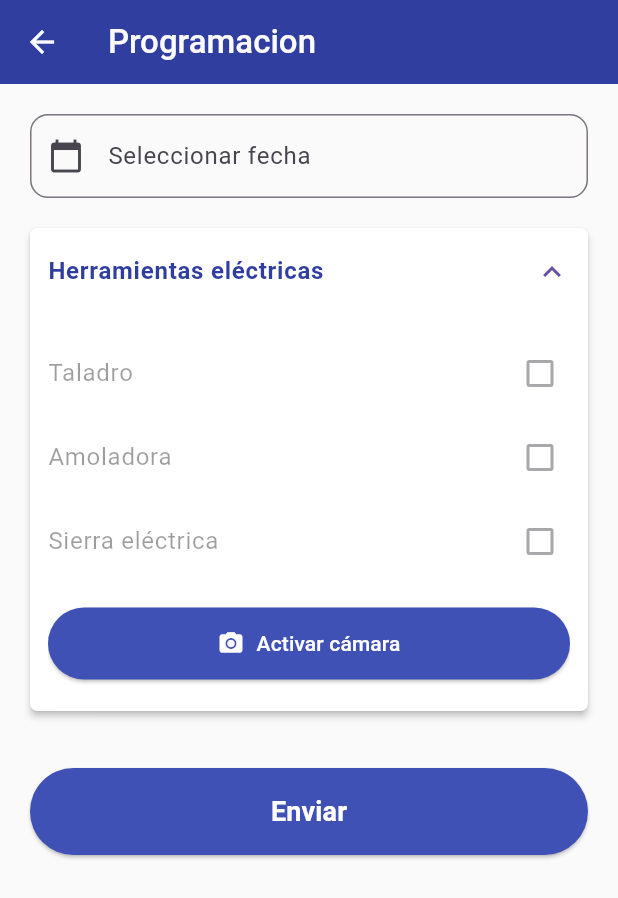
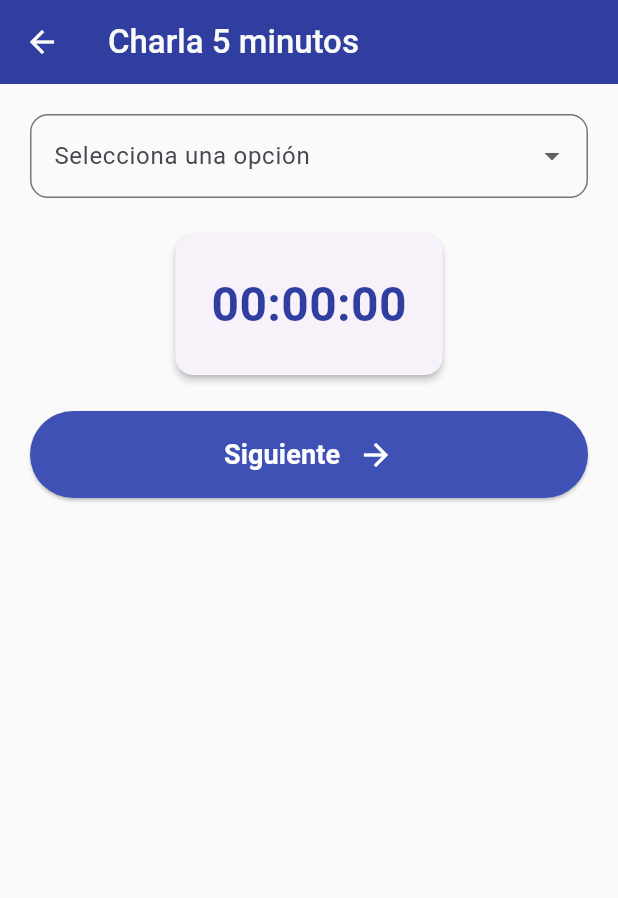
Before and after one commit to BrayamQR/app_opuz, a Flutter app: the PrevencionView screen opened directly, after a tap on "Charla 5 minutos", on a phone screen of 412 x 824 dp. Shown: the top 898 px of the screen. Run offline on Flutter 3.47's test engine with Material 3 defaults, Android fonts, the phone set to English and light mode, and no system bars.

Commit message:
Commit de correcion del proyecto Opuz

```diff
--- a/lib/views/charla_cinco_min_view.dart
+++ b/lib/views/charla_cinco_min_view.dart
@@ -1,3 +1,4 @@
+import 'package:app_opuz/views/participantes_view.dart';
 import 'package:flutter/material.dart';
 
 class CharlaCincoMinView extends StatefulWidget {
@@ -8,8 +9,6 @@ class CharlaCincoMinView extends StatefulWidget {
 }
 
 class _CharlaCincoMinViewState extends State<CharlaCincoMinView> {
-  final _fechaController = TextEditingController();
-
   @override
   Widget build(BuildContext context) {
     return _buildCharlaCincoMinView();
@@ -20,7 +19,7 @@ class _CharlaCincoMinViewState extends State<CharlaCincoMinView> {
       backgroundColor: Colors.grey.shade50,
       appBar: AppBar(
         title: const Text(
-          'Programacion',
+          'Charla 5 minutos',
           style: TextStyle(fontWeight: FontWeight.w500),
         ),
       ),
@@ -30,106 +29,36 @@ class _CharlaCincoMinViewState extends State<CharlaCincoMinView> {
           child: Column(
             mainAxisAlignment: MainAxisAlignment.center,
             children: [
-              TextFormField(
+              DropdownButtonFormField<String>(
                 decoration: InputDecoration(
-                  labelText: 'Seleccionar fecha',
-                  prefixIcon: const Icon(Icons.calendar_today),
+                  labelText: 'Selecciona una opción',
                   border: OutlineInputBorder(
                     borderRadius: BorderRadius.circular(12),
                   ),
                 ),
-                controller: _fechaController,
-                readOnly: true,
-                onTap: () async {
-                  DateTime? picked = await showDatePicker(
-                    context: context,
-                    initialDate: DateTime.now(),
-                    firstDate: DateTime(2000),
-                    lastDate: DateTime(2100),
-                    locale: const Locale('es'), // 7 = domingo
-                  );
-                  if (picked != null) {
-                    final String formatted =
-                        "${picked.day.toString().padLeft(2, '0')}/${picked.month.toString().padLeft(2, '0')}/${picked.year}";
-                    _fechaController.text = formatted;
-                  }
+                items: const [
+                  DropdownMenuItem(value: 'opcion1', child: Text('Opción 1')),
+                  DropdownMenuItem(value: 'opcion2', child: Text('Opción 2')),
+                  DropdownMenuItem(value: 'opcion3', child: Text('Opción 3')),
+                ],
+                onChanged: (value) {
+                  // Acción al seleccionar
                 },
               ),
               const SizedBox(height: 20),
               Card(
                 elevation: 2,
-                margin: const EdgeInsets.only(bottom: 18),
                 shape: RoundedRectangleBorder(
-                  borderRadius: BorderRadius.circular(5),
+                  borderRadius: BorderRadius.circular(12),
                 ),
-                color: Colors.white,
                 child: Padding(
-                  padding: const EdgeInsets.symmetric(horizontal: 12),
-                  child: Theme(
-                    data: Theme.of(context).copyWith(
-                      dividerColor: Colors.transparent,
-                      listTileTheme: const ListTileThemeData(
-                        contentPadding: EdgeInsets.zero,
-                      ),
-                    ),
-                    child: ExpansionTile(
-                      title: Text(
-                        'Herramientas eléctricas',
+                  padding: const EdgeInsets.all(24),
+                  child: Text(
+                    '00:00:00',
                     style: TextStyle(
+                      fontSize: 32,
+                      color: Colors.indigo.shade700,
                       fontWeight: FontWeight.bold,
-                          color: Colors.indigo.shade700,
-                        ),
-                      ),
-                      initiallyExpanded: true,
-                      clipBehavior: Clip.none,
-                      children: [
-                        Padding(
-                          padding: const EdgeInsets.only(top: 12),
-                          child: Column(
-                            children: [
-                              CheckboxListTile(
-                                title: const Text('Taladro'),
-                                value: false,
-                                onChanged: null, // Solo diseño
-                              ),
-                              CheckboxListTile(
-                                title: const Text('Amoladora'),
-                                value: false,
-                                onChanged: null, // Solo diseño
-                              ),
-                              CheckboxListTile(
-                                title: const Text('Sierra eléctrica'),
-                                value: false,
-                                onChanged: null, // Solo diseño
-                              ),
-                              const SizedBox(height: 16),
-                              SizedBox(
-                                width: double.infinity,
-                                child: ElevatedButton.icon(
-                                  icon: const Icon(
-                                    Icons.camera_alt,
-                                    color: Colors.white,
-                                  ),
-                                  label: const Text(
-                                    'Activar cámara',
-                                    style: TextStyle(color: Colors.white),
-                                  ),
-                                  style: ElevatedButton.styleFrom(
-                                    backgroundColor: Colors.indigo,
-                                    padding: const EdgeInsets.symmetric(
-                                      vertical: 14,
-                                    ),
-                                  ),
-                                  onPressed: () {
-                                    // Solo diseño
-                                  },
-                                ),
-                              ),
-                            ],
-                          ),
-                        ),
-                        const SizedBox(height: 20),
-                      ],
                     ),
                   ),
                 ),
@@ -139,19 +68,35 @@ class _CharlaCincoMinViewState extends State<CharlaCincoMinView> {
                 width: double.infinity,
                 child: ElevatedButton(
                   onPressed: () {
-                    // Acción al presionar Enviar
+                    Navigator.push(
+                      context,
+                      MaterialPageRoute(
+                        builder: (context) => ParticipantesView(),
+                      ),
+                    );
                   },
                   style: ElevatedButton.styleFrom(
                     backgroundColor: Colors.indigo,
                     padding: const EdgeInsets.symmetric(vertical: 16),
                   ),
-                  child: const Text(
-                    'Enviar',
+                  child: Row(
+                    mainAxisAlignment: MainAxisAlignment.center,
+                    children: [
+                      const Text(
+                        'Siguiente',
                         style: TextStyle(
                           fontWeight: FontWeight.bold,
                           fontSize: 18,
                           color: Colors.white,
                         ),
+                      ),
+                      const SizedBox(width: 12),
+                      const Icon(
+                        Icons.arrow_forward,
+                        color: Colors.white,
+                        size: 24,
+                      ),
+                    ],
                   ),
                 ),
               ),
--- a/lib/views/prevencion_view.dart
+++ b/lib/views/prevencion_view.dart
@@ -1,4 +1,5 @@
 import 'package:app_opuz/views/charla_cinco_min_view.dart';
+import 'package:app_opuz/views/programacion.dart';
 import 'package:app_opuz/views/art_view.dart';
 import 'package:app_opuz/views/generador_hallasgos_view.dart';
 import 'package:app_opuz/views/levantador_hallasgos_view.dart';
@@ -64,6 +65,25 @@ class _PrevencionViewState extends State<PrevencionView> {
                       context,
                       MaterialPageRoute(
                         builder: (context) => CharlaCincoMinView(),
+                      ),
+                    );
+                  },
+                ),
+              ),
+              Card(
+                shape: RoundedRectangleBorder(
+                  borderRadius: BorderRadius.circular(16),
+                ),
+                elevation: 2,
+                child: ListTile(
+                  leading: Icon(Icons.event, color: Colors.indigo),
+                  title: Text('Programacion'),
+                  trailing: Icon(Icons.arrow_forward_ios, size: 16),
+                  onTap: () {
+                    Navigator.push(
+                      context,
+                      MaterialPageRoute(
+                        builder: (context) => ProgramacionView(),
                       ),
                     );
                   },
```
Also changed, not shown: lib/views/programacion.dart (added, +164 -0 lines). Lines whose indentation alone changed are shown as unchanged.
